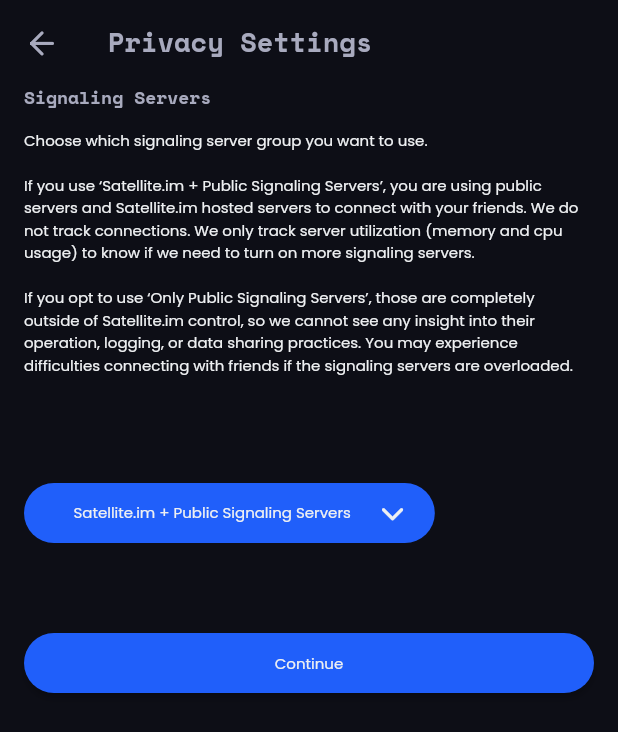
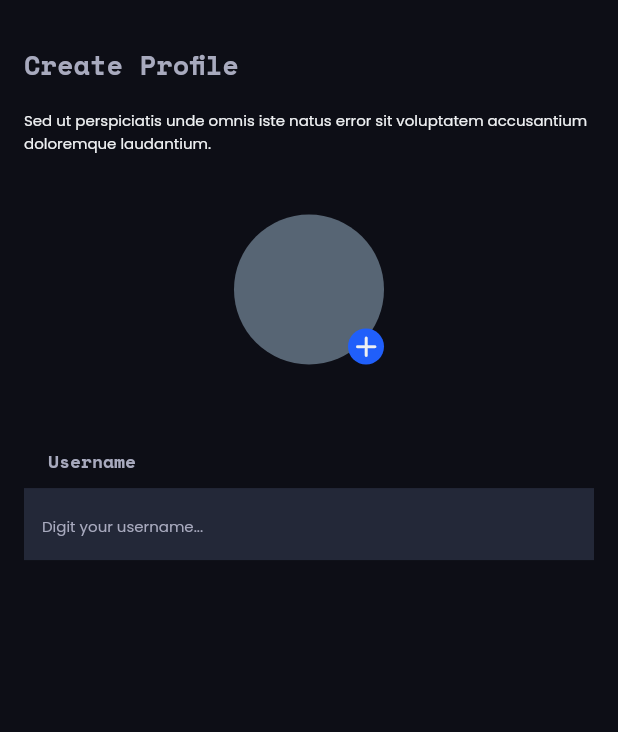
Before and after one commit to Satellite-im/Uplink-Mobile, a Flutter app: the OnboardPrivacySettingSecondPage screen opened directly, after a tap on "Continue", on a phone screen of 412 x 824 dp. Shown: the top 732 px of the screen. Run offline on Flutter 3.47's test engine with Material 2 defaults, Android fonts, the phone set to English and light mode, and no system bars; drawn by our look-alikes of dropdown_button2; our stand-ins replace bloc, image_cropper, image_gallery_saver, image_picker, permission_handler, screenshot and 1 more; accounts and stored records are empty; generated files the repository leaves out were written again.

Commit message:
FA-37 - feat(CreateProfilePage): start building the create profile page (WIP)

```diff
--- a/lib/auth/onboard_privacy_setting2_page.dart
+++ b/lib/auth/onboard_privacy_setting2_page.dart
@@ -1,5 +1,7 @@
 import 'package:flutter/material.dart';
 import 'package:ui_library/ui_library_export.dart';
+
+import 'onboarding_create_profile_page.dart';
 
 class OnboardPrivacySettingSecondPage extends StatefulWidget {
   const OnboardPrivacySettingSecondPage({Key? key}) : super(key: key);
@@ -50,7 +52,16 @@ If you opt to use ‘Only Public Signaling Servers’, those are completely outs
                 ),
               ),
               const SizedBox(height: 56),
-              UButton.filled1(label: 'Continue', onPressed: () {}),
+              UButton.filled1(
+                label: 'Continue',
+                onPressed: () {
+                  Navigator.of(context).push(
+                    MaterialPageRoute<void>(
+                      builder: (context) => const OnboardCreateProfilePage(),
+                    ),
+                  );
+                },
+              ),
             ],
           ),
         ),
--- /dev/null
+++ b/lib/auth/onboarding_create_profile_page.dart
@@ -0,0 +1,83 @@
+import 'package:flutter/material.dart';
+import 'package:ui_library/ui_library_export.dart';
+
+class OnboardCreateProfilePage extends StatefulWidget {
+  const OnboardCreateProfilePage({Key? key}) : super(key: key);
+
+  @override
+  State<OnboardCreateProfilePage> createState() =>
+      _OnboardCreateProfilePageState();
+}
+
+class _OnboardCreateProfilePageState extends State<OnboardCreateProfilePage> {
+  final _focusNode = FocusNode();
+
+  @override
+  void dispose() {
+    _focusNode.dispose();
+    super.dispose();
+  }
+
+  @override
+  Widget build(BuildContext context) {
+    return GestureDetector(
+      onTap: () => FocusManager.instance.primaryFocus?.unfocus(),
+      child: Scaffold(
+        body: SafeArea(
+          child: Padding(
+            padding: const EdgeInsets.fromLTRB(16, 0, 16, 0),
+            child: ListView(
+              keyboardDismissBehavior: ScrollViewKeyboardDismissBehavior.onDrag,
+              children: [
+                const SizedBox(height: 30),
+                const UText(
+                  'Create Profile',
+                  textStyle: UTextStyle.H1_primaryHeader,
+                ),
+                const SizedBox(height: 16),
+                const UText(
+                  'Sed ut perspiciatis unde omnis iste natus error sit '
+                  'voluptatem accusantium doloremque laudantium.',
+                  textStyle: UTextStyle.B1_body,
+                ),
+                const SizedBox(height: 40),
+                Align(
+                  child: UUserPictureChange(
+                    onPictureSelected: (pictureSelected) {
+                      print(
+                          'AQUI: TESTE ******* ####### ---------- ${pictureSelected?.path}');
+                    },
+                  ),
+                ),
+                const SizedBox(height: 56),
+                const Padding(
+                  padding: EdgeInsets.only(left: 16),
+                  child: UText(
+                    'Username',
+                    textStyle: UTextStyle.H3_tertiaryHeader,
+                  ),
+                ),
+                const SizedBox.square(dimension: 8.4),
+                TextField(
+                  textInputAction: TextInputAction.newline,
+                  // controller: widget.textEditingController,
+                  // focusNode: _focusNode,
+                  cursorColor: UColors.textDark,
+                  autocorrect: false,
+                  decoration: InputDecoration(
+                    filled: true,
+                    fillColor: UColors.foregroundDark,
+                    border: InputBorder.none,
+                    hintText: 'Digit your username...',
+                    hintStyle:
+                        UTextStyle.H5_fifthHeader.style.returnTextStyleType(),
+                  ),
+                ),
+              ],
+            ),
+          ),
+        ),
+      ),
+    );
+  }
+}
--- a/packages/ui_library/lib/widgets/u_user_picture/u_user_picture_change.dart
+++ b/packages/ui_library/lib/widgets/u_user_picture/u_user_picture_change.dart
@@ -25,8 +25,8 @@ class _UUserPictureChangeState extends State<UUserPictureChange> {
   void _verifyIfHasImage() {
     if (_imageFile != null && _imageFile!.path.isNotEmpty) {
       _userPictureFile.value = _imageFile;
+      widget.onPictureSelected(_userPictureFile.value);
       Navigator.of(context).pop();
-      widget.onPictureSelected(_userPictureFile.value);
     }
   }
 
```
Also changed, not shown: pubspec.lock.
